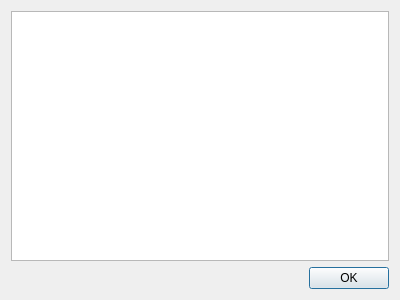
This is Klient/Formulare/Erweiterungsuebersicht.ui in tuxmaster/ELS-Klient as Qt 5 draws it before an edit. The edited form follows.
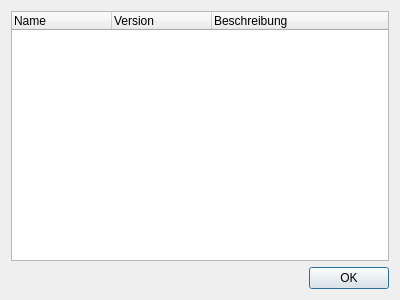
This is the edited form.

Commit message: - Die Erweiterungsliste wird jetzt wie ursprünglich geplant als QTreeWidget abgebildet.

```diff
--- a/Klient/Formulare/Erweiterungsuebersicht.ui
+++ b/Klient/Formulare/Erweiterungsuebersicht.ui
@@ -15,16 +15,31 @@
   </property>
   <layout class="QVBoxLayout" name="verticalLayout">
    <item>
-    <widget class="QTableView" name="Erweiterungsbaum">
+    <widget class="QTreeWidget" name="Erweiterungsbaum">
      <property name="selectionMode">
       <enum>QAbstractItemView::NoSelection</enum>
      </property>
-     <attribute name="horizontalHeaderStretchLastSection">
-      <bool>true</bool>
-     </attribute>
-     <attribute name="verticalHeaderVisible">
+     <property name="columnCount">
+      <number>3</number>
+     </property>
+     <attribute name="headerCascadingSectionResizes">
       <bool>false</bool>
      </attribute>
+     <column>
+      <property name="text">
+       <string>Name</string>
+      </property>
+     </column>
+     <column>
+      <property name="text">
+       <string>Version</string>
+      </property>
+     </column>
+     <column>
+      <property name="text">
+       <string>Beschreibung</string>
+      </property>
+     </column>
     </widget>
    </item>
    <item>
```
The commit also changes 5 other files.
